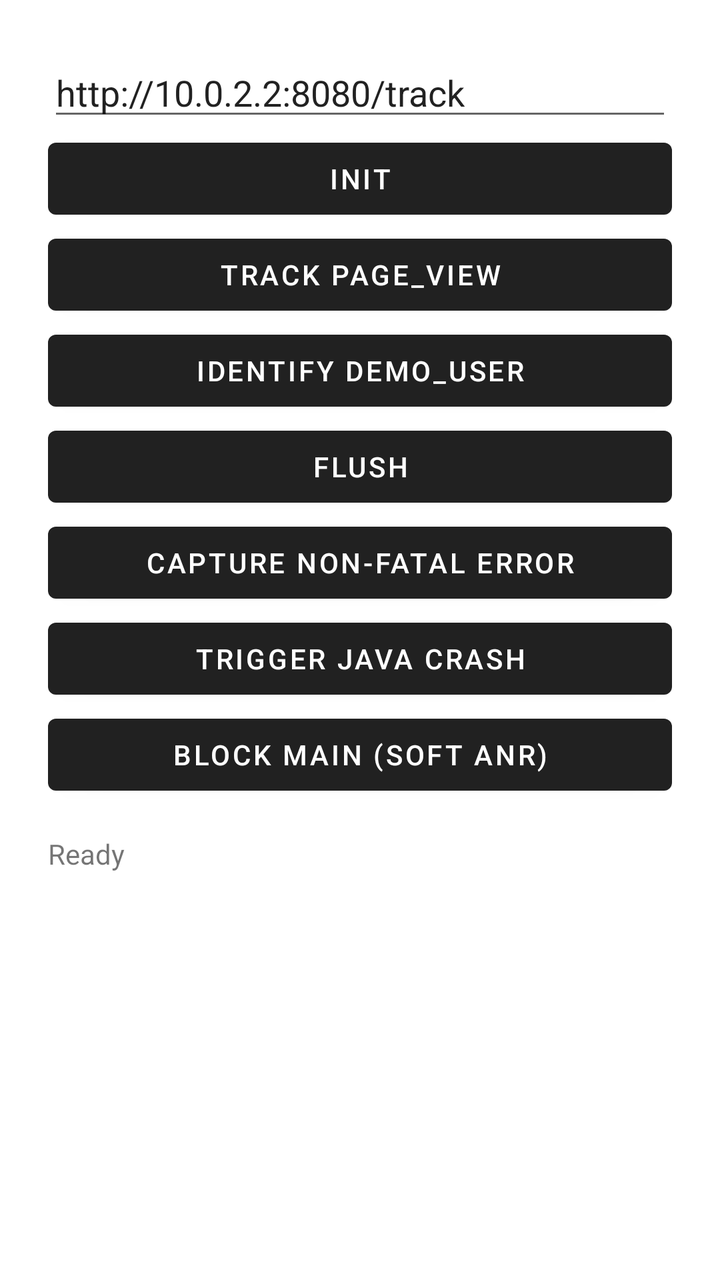
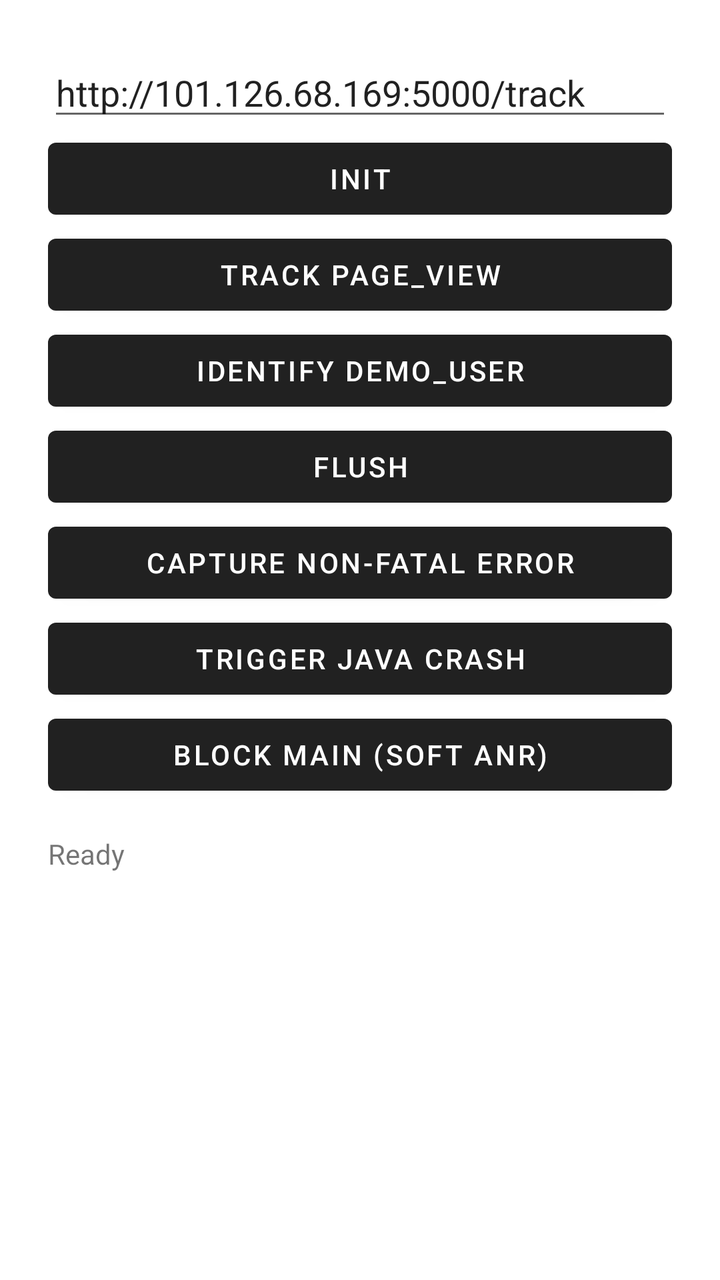

Screens rendered from an Android XML layout before and after an edit, with the pre-edit source and the edit as a unified diff.
<!-- AndroidManifest.xml: application theme Theme.FastTrackDemo -->
<!-- res/layout/activity_main.xml -->
<?xml version="1.0" encoding="utf-8"?>
<ScrollView xmlns:android="http://schemas.android.com/apk/res/android"
    android:layout_width="match_parent"
    android:layout_height="match_parent">

    <LinearLayout
        android:layout_width="match_parent"
        android:layout_height="wrap_content"
        android:orientation="vertical"
        android:padding="24dp">

        <EditText
            android:id="@+id/urlInput"
            android:layout_width="match_parent"
            android:layout_height="wrap_content"
            android:hint="Track URL"
            android:inputType="textUri"
            android:text="http://10.0.2.2:8080/track" />

        <Button
            android:id="@+id/btnInit"
            android:layout_width="match_parent"
            android:layout_height="wrap_content"
            android:text="Init" />

        <Button
            android:id="@+id/btnTrack"
            android:layout_width="match_parent"
            android:layout_height="wrap_content"
            android:text="Track page_view" />

        <Button
            android:id="@+id/btnIdentify"
            android:layout_width="match_parent"
            android:layout_height="wrap_content"
            android:text="Identify demo_user" />

        <Button
            android:id="@+id/btnFlush"
            android:layout_width="match_parent"
            android:layout_height="wrap_content"
            android:text="Flush" />

        <Button
            android:id="@+id/btnCaptureError"
            android:layout_width="match_parent"
            android:layout_height="wrap_content"
            android:text="Capture non-fatal error" />

        <Button
            android:id="@+id/btnCrash"
            android:layout_width="match_parent"
            android:layout_height="wrap_content"
            android:text="Trigger Java crash" />

        <Button
            android:id="@+id/btnAnr"
            android:layout_width="match_parent"
            android:layout_height="wrap_content"
            android:text="Block main (soft ANR)" />

        <TextView
            android:id="@+id/status"
            android:layout_width="match_parent"
            android:layout_height="wrap_content"
            android:layout_marginTop="16dp"
            android:text="Ready" />
    </LinearLayout>
</ScrollView>
<!-- resources referenced by this layout -->
<resources>
  <style name="Theme.FastTrackDemo" parent="Theme.MaterialComponents.DayNight.DarkActionBar" />
</resources>

<!-- the commit's change to res/layout/activity_main.xml (unified diff, before → after) -->
@@ -15,7 +15,7 @@
             android:layout_height="wrap_content"
             android:hint="Track URL"
             android:inputType="textUri"
-            android:text="http://10.0.2.2:8080/track" />
+            android:text="http://101.126.68.169:5000/track" />
 
         <Button
             android:id="@+id/btnInit"
